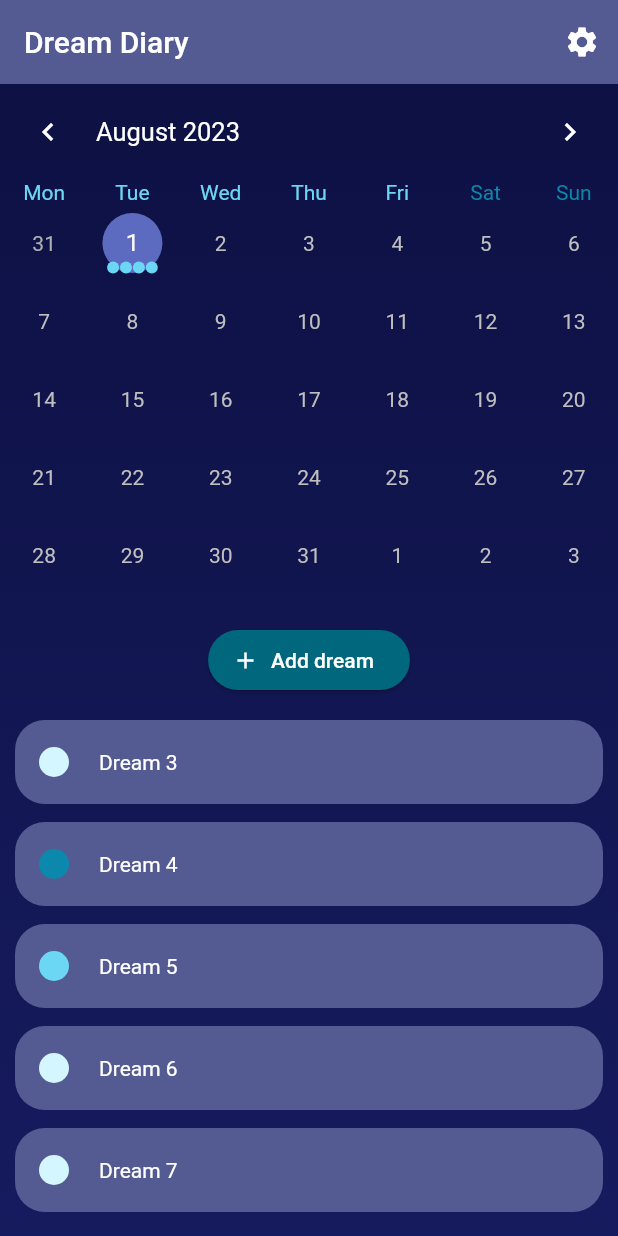
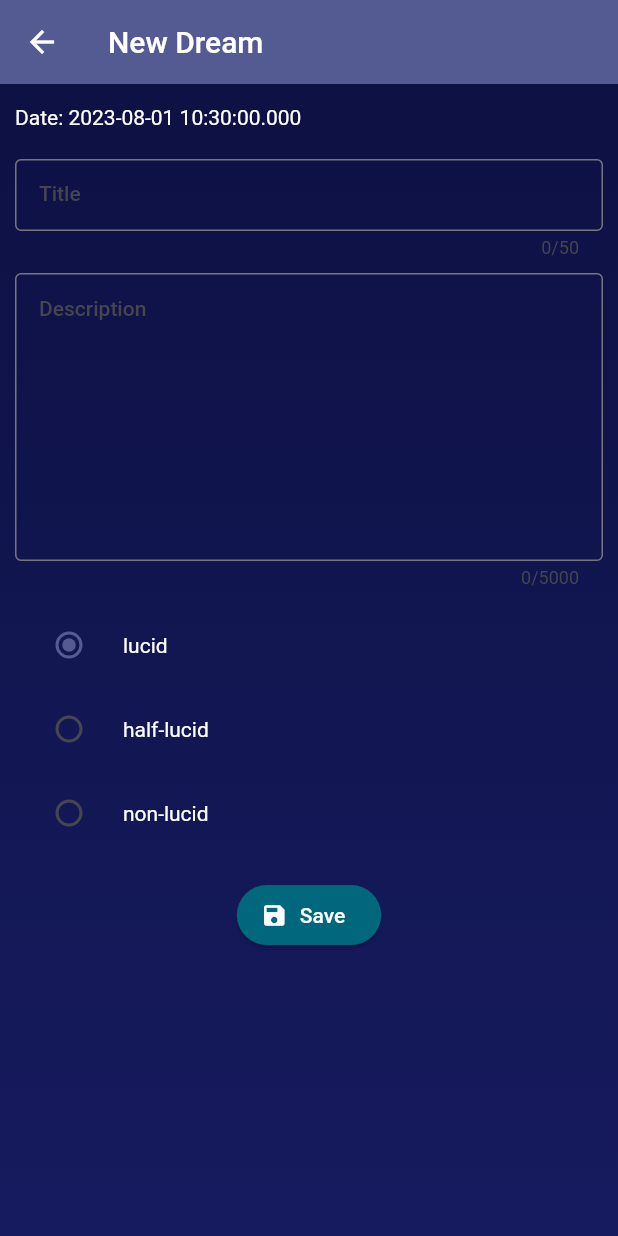
Before and after one commit to alexS317/dream_diary, a Flutter app: the screen it shows after launch, after a tap on "Add dream", on a phone screen of 412 x 824 dp. Run offline on Flutter 3.47's test engine with Material 2 defaults, Android fonts, the light colour scheme and no system bars; drawn by our look-alikes of table_calendar.

Commit message:
Add add-screen

```diff
--- a/lib/data/dummy_dreams.dart
+++ b/lib/data/dummy_dreams.dart
@@ -6,13 +6,13 @@ var dummyDreams = [
     title: 'Dream 1',
     description: 'This is a dream',
     dreamType: dreamTypes[DreamTypes.lucid]!,
-    date: DateTime.now().subtract(Duration(days: 2)).toIso8601String(),
+    date: DateTime.now().subtract(Duration(days: 2)),
   ),
   Dream(
     title: 'Dream 2',
     description: 'This is a dream',
     dreamType: dreamTypes[DreamTypes.halfLucid]!,
-    date: DateTime.now().subtract(Duration(days: 2)).toIso8601String(),
+    date: DateTime.now().subtract(Duration(days: 2)),
   ),
   Dream(
     title: 'Dream 3',
--- a/lib/main.dart
+++ b/lib/main.dart
@@ -34,6 +34,17 @@
             foregroundColor: kSecondaryColorScheme.onPrimary,
           ),
         ),
+        inputDecorationTheme: const InputDecorationTheme()
+            .copyWith(
+          floatingLabelStyle:
+              TextStyle(color: kSecondaryColorScheme.primaryContainer),
+          focusColor: kSecondaryColorScheme.primaryContainer,
+          border: const OutlineInputBorder(),
+          focusedBorder: OutlineInputBorder(
+            borderSide:
+                BorderSide(color: kSecondaryColorScheme.primaryContainer),
+          ),
+        ),
       ),
       home: const CalendarScreen(),
     );
--- a/lib/models/dream.dart
+++ b/lib/models/dream.dart
@@ -14,12 +14,12 @@ class Dream {
     required this.title,
     required this.description,
     required this.dreamType,
-    String? date,
-  }) : date = date ?? DateTime.now().toIso8601String();
+    DateTime? date,
+  }) : date = date ?? DateTime.now();
   // ^ Set current date as date, if there isn't a date yet
 
   final String title;
   final String description;
   final DreamType dreamType;
-  final String date;
+  final DateTime date;
 }
--- /dev/null
+++ b/lib/screens/add_dream.dart
@@ -0,0 +1,159 @@
+import 'package:dream_diary/data/dream_types.dart';
+import 'package:dream_diary/models/dream.dart';
+import 'package:dream_diary/utils.dart';
+import 'package:flutter/material.dart';
+
+class AddDreamScreen extends StatefulWidget {
+  const AddDreamScreen({super.key, required this.selectedDate});
+
+  final DateTime selectedDate;
+
+  @override
+  State<AddDreamScreen> createState() => _AddDreamScreenState();
+}
+
+class _AddDreamScreenState extends State<AddDreamScreen> {
+  final _formKey = GlobalKey<FormState>(); // Create key to handle form
+
+  var _enteredTitle = '';
+  var _enteredDescription = '';
+  var _selectedDreamType = dreamTypes[DreamTypes.lucid]!;
+
+  // Save a new dream
+  void _saveDream() {
+    // Only save when formfields are validated without error
+    if (_formKey.currentState!.validate()) {
+      _formKey.currentState!.save();
+
+      final newDream = Dream(
+          title: _enteredTitle,
+          description: _enteredDescription,
+          date: widget.selectedDate,
+          dreamType: _selectedDreamType);
+
+      // Close add screen
+      Navigator.of(context).pop();
+    }
+  }
+
+  @override
+  Widget build(BuildContext context) {
+    return Container(
+      decoration: const BoxDecoration(gradient: kBackgroundGradient),
+      child: Scaffold(
+        appBar: AppBar(
+          title: const Text('New Dream'),
+        ),
+        body: SingleChildScrollView(
+          child: Padding(
+            padding: const EdgeInsets.symmetric(horizontal: 10, vertical: 14),
+
+            // Input form
+            child: Form(
+              key: _formKey,
+              child: Column(
+                children: [
+                  // Date
+                  Row(
+                    children: [
+                      Text('Date: ${widget.selectedDate}'),
+                    ],
+                  ),
+                  const SizedBox(height: 20),
+
+                  // Title
+                  TextFormField(
+                    maxLength: 50,
+                    decoration: const InputDecoration(labelText: 'Title'),
+                    validator: (value) {
+                      if (value == null ||
+                          value.trim().isEmpty ||
+                          value.trim().length <= 1) {
+                        return 'Title must between 1 and 50 characters.';
+                      }
+                      return null;
+                    },
+                    onSaved: (newValue) => _enteredTitle = newValue!,
+                  ),
+                  const SizedBox(height: 10),
+
+                  // Description
+                  TextFormField(
+                    keyboardType: TextInputType.multiline,
+                    decoration: const InputDecoration(
+                      labelText: 'Description',
+                      alignLabelWithHint: true,
+                    ),
+                    maxLength: 5000,
+                    maxLines: null,
+                    minLines: 10,
+                    validator: (value) {
+                      if (value == null ||
+                          value.trim().isEmpty ||
+                          value.trim().length <= 1) {
+                        return 'Entry must have a description.';
+                      }
+                      return null;
+                    },
+                    onSaved: (newValue) => _enteredDescription = newValue!,
+                  ),
+                  const SizedBox(height: 10),
+
+                  // Radio buttons
+                  Column(
+                    children: [
+                      RadioListTile(
+                        title: Text(dreamTypes[DreamTypes.lucid]!.title),
+                        tileColor: Colors.transparent,
+                        value: dreamTypes[DreamTypes.lucid],
+                        groupValue: _selectedDreamType,
+                        onChanged: (value) {
+                          setState(() {
+                            _selectedDreamType = value!;
+                            print(_selectedDreamType.title);
+                          });
+                        },
+                      ),
+                      RadioListTile(
+                        title: Text(dreamTypes[DreamTypes.halfLucid]!.title),
+                        tileColor: Colors.transparent,
+                        value: dreamTypes[DreamTypes.halfLucid],
+                        groupValue: _selectedDreamType,
+                        onChanged: (value) {
+                          setState(() {
+                            _selectedDreamType = value!;
+                            print(_selectedDreamType.title);
+                          });
+                        },
+                      ),
+                      RadioListTile(
+                        title: Text(dreamTypes[DreamTypes.nonLucid]!.title),
+                        tileColor: Colors.transparent,
+                        value: dreamTypes[DreamTypes.nonLucid],
+                        groupValue: _selectedDreamType,
+                        onChanged: (value) {
+                          setState(() {
+                            _selectedDreamType = value!;
+                            print(_selectedDreamType.title);
+                          });
+                        },
+                      ),
+                    ],
+                  ),
+                  const SizedBox(height: 16),
+
+                  // Submit button
+                  ElevatedButton.icon(
+                    onPressed: _saveDream,
+                    icon: const Icon(Icons.save),
+                    label: const Text('Save'),
+                  ),
+                ],
+              ),
+            ),
+          ),
+        ),
+      ),
+    );
+  }
+}
--- a/lib/screens/calendar.dart
+++ b/lib/screens/calendar.dart
@@ -1,5 +1,6 @@
 import 'package:dream_diary/data/dummy_dreams.dart';
 import 'package:dream_diary/models/dream.dart';
+import 'package:dream_diary/screens/add_dream.dart';
 import 'package:dream_diary/utils.dart';
 import 'package:dream_diary/widgets/dreams_list.dart';
 import 'package:flutter/material.dart';
@@ -20,10 +21,18 @@ class _CalendarScreenState extends State<CalendarScreen> {
   List<Dream> _getDreamsForDay(DateTime day) {
     return dummyDreams
         .where((element) =>
-            DateTime.tryParse(element.date)!.day == day.day &&
-            DateTime.tryParse(element.date)!.month == day.month &&
-            DateTime.tryParse(element.date)!.year == day.year)
+            element.date.day == day.day &&
+            element.date.month == day.month &&
+            element.date.year == day.year)
         .toList();
+  }
+
+  void _openAddScreen() {
+    Navigator.of(context).push(
+      MaterialPageRoute(
+        builder: (context) => AddDreamScreen(selectedDate: _selectedDay!),
+      ),
+    );
   }
 
   @override
@@ -34,10 +43,6 @@ class _CalendarScreenState extends State<CalendarScreen> {
 
   @override
   Widget build(BuildContext context) {
-    var backgroundDecoration = const BoxDecoration(
-      gradient: kBackgroundGradient,
-    );
-
     var calendarStyle = CalendarStyle(
       markerDecoration: BoxDecoration(
         color: kSecondaryColors[1],
@@ -52,7 +57,7 @@ class _CalendarScreenState extends State<CalendarScreen> {
     );
 
     return Container(
-      decoration: backgroundDecoration,
+      decoration: const BoxDecoration(gradient: kBackgroundGradient),
       child: Scaffold(
         appBar: AppBar(
           title: const Text('Dream Diary'),
@@ -91,7 +96,7 @@ class _CalendarScreenState extends State<CalendarScreen> {
 
               // Add button
               ElevatedButton.icon(
-                onPressed: () {},
+                onPressed: _openAddScreen,
                 icon: const Icon(Icons.add),
                 label: const Text('Add dream'),
               ),
```
